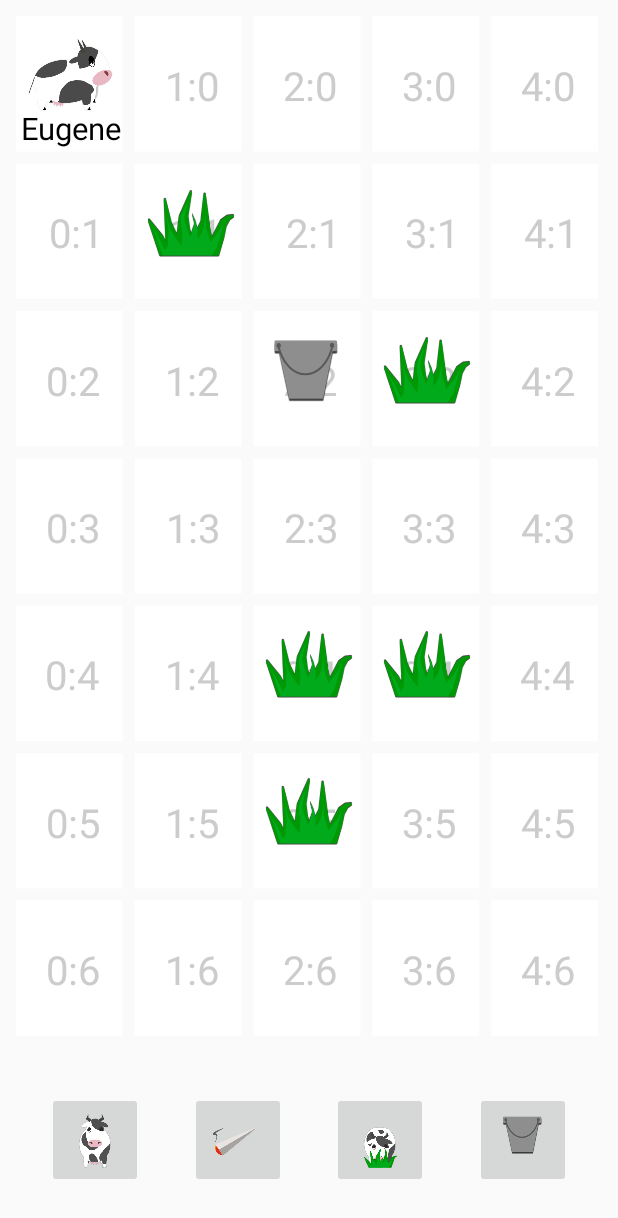
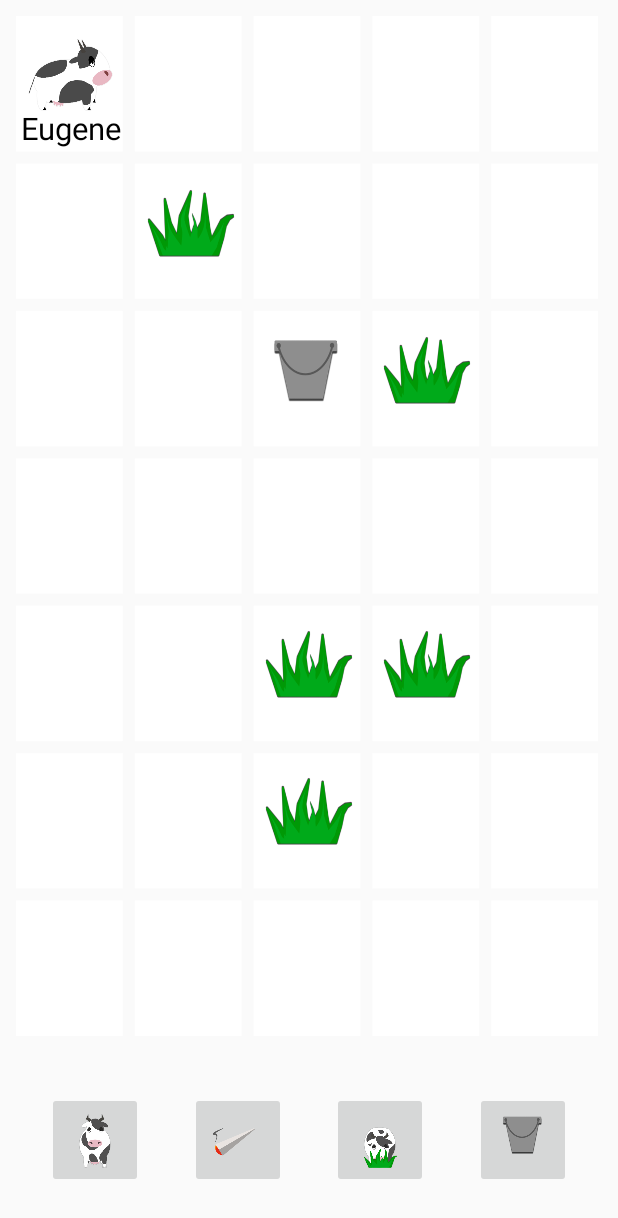
Before and after one commit to jarossg/BAProjektarbeit, an Android app: the screen it shows after launch (MainActivity), after a tap on an icon or button, on a phone screen of 412 x 824 dp. Shown: the top 1218 px of the screen. Run offline under Robolectric (Android 15) with nearby library versions, the phone set to English and light mode, and no system bars.

Commit message:
xy entfernt

```diff
--- a/app/src/main/java/herdenmanagement/view/AckerView.java
+++ b/app/src/main/java/herdenmanagement/view/AckerView.java
@@ -221,14 +221,7 @@ public class AckerView extends FrameLayout implements PropertyChangeListener {
                             (y + 1) * rowHeight - 8,
                             PAINT);
 
-                    // textgröße berechnen und Text zentriert zeichnen
-                    String text = x + ":" + y;
-                    TEXT_PAINT.getTextBounds(text, 0, text.length(), TEXT_RECT);
-                    canvas.drawText(
-                            text,
-                            ((x + 0.5f) * columnWidth) - (TEXT_RECT.width() / 2.0f),
-                            ((y + 0.5f) * rowHeight) + (TEXT_RECT.height() / 2.0f),
-                            TEXT_PAINT);
+
                 }
             }
         }
```
